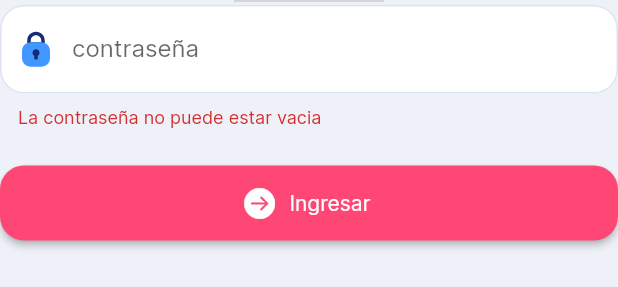
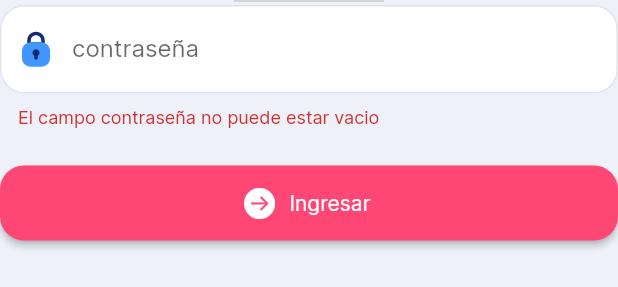
Before and after one commit to MemoSayan/-flutter-test-itti-, a Flutter app: the SignInForm widget shown alone on an empty page, opened directly, after a tap on "Ingresar", on a phone screen of 412 x 824 dp. Shown: the part 148-435 px from the top of the screen. Run offline on Flutter 3.47's test engine with Material 2 defaults, Android fonts, the phone set to English and light mode, and no system bars; drawn by our look-alikes of rive; our stand-ins replace cached_network_image, flutter_svg; grey boxes are pictures that could not be loaded.

```diff
--- a/lib/screens/onboding/components/sign_in_form.dart
+++ b/lib/screens/onboding/components/sign_in_form.dart
@@ -1,5 +1,6 @@
 import 'package:flutter/cupertino.dart';
 import 'package:flutter/material.dart';
+import 'package:flutter/services.dart';
 import 'package:flutter_svg/flutter_svg.dart';
 import 'package:login_itti/screens/entry_point.dart';
 import 'package:rive/rive.dart';
@@ -85,9 +86,17 @@ class _SignInFormState extends State<SignInForm> {
                             if (value!.isEmpty) {
                               return "El campo usuario no puede estar vacio";
                             }
+
+                            if (value.contains(RegExp(r'\d'))) {
+                              return "El campo usuario no puede contener caracteres numéricos";
+                            }
                             return null;
                           },
                           onSaved: (user) {},
+                          inputFormatters: [
+                            FilteringTextInputFormatter.deny(
+                                RegExp(r'\d')), // Denegar caracteres numéricos
+                          ],
                           decoration: InputDecoration(
                             prefixIcon: Padding(
                               padding:
@@ -108,8 +117,12 @@ class _SignInFormState extends State<SignInForm> {
                         child: TextFormField(
                           validator: (value) {
                             if (value!.isEmpty) {
-                              return "La contraseña no puede estar vacia";
+                              return "El campo contraseña no puede estar vacio";
                             }
+                            if (value.length < 5 || value.length > 5) {
+                              return "La contraseña debe tener 5 caracteres";
+                            }
+
                             return null;
                           },
                           onSaved: (password) {},
--- a/lib/services/service.dart
+++ b/lib/services/service.dart
@@ -2,6 +2,7 @@ import 'dart:convert';
 import 'package:http/http.dart' as http;
 
 class UserService {
+//get list of users
   Future<List<dynamic>> getUsers() async {
     final response = await http.get(Uri.parse('https://reqres.in/api/users'));
 
```
